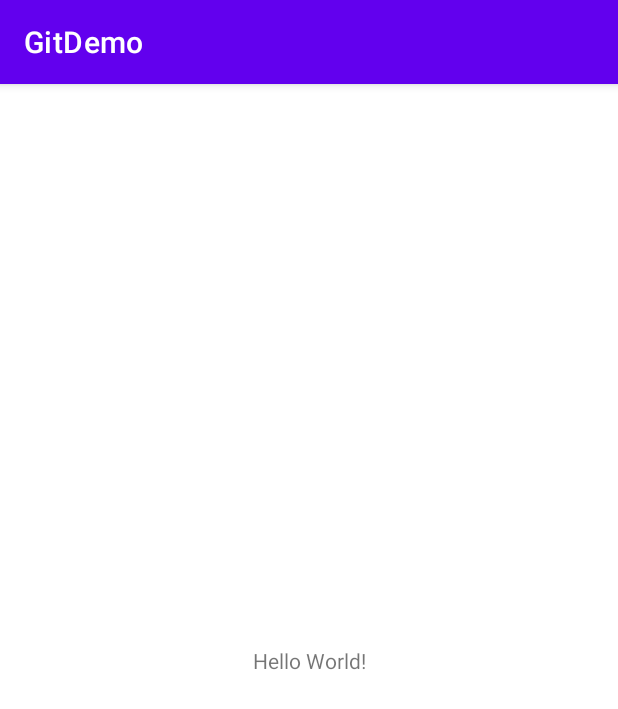
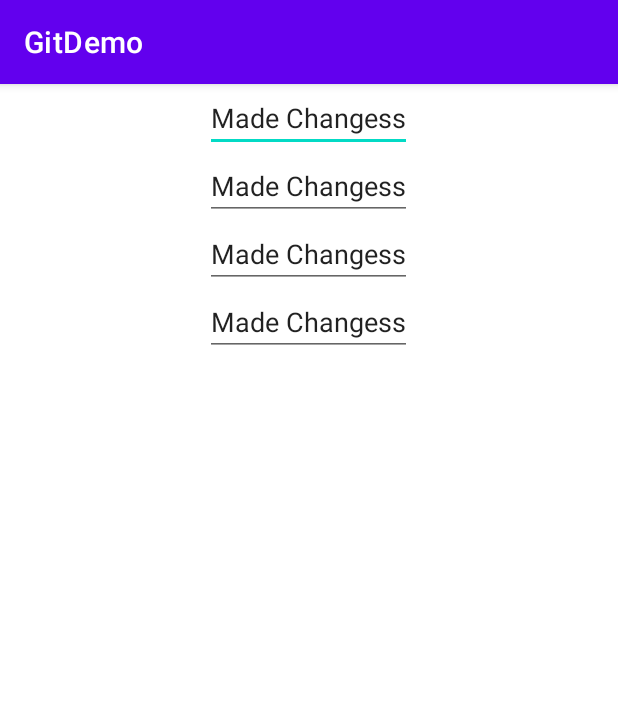
Before and after one commit to tito06/GitDemo, an Android app: the screen it shows after launch (MainActivity), on a phone screen of 412 x 824 dp. Shown: the top 709 px of the screen. Run offline under Robolectric (Android 15) with nearby library versions, the phone set to English and light mode, and no system bars.

Commit message:
My commit test.

```diff
--- a/app/src/main/res/layout/activity_main.xml
+++ b/app/src/main/res/layout/activity_main.xml
@@ -1,18 +1,34 @@
 <?xml version="1.0" encoding="utf-8"?>
-<androidx.constraintlayout.widget.ConstraintLayout xmlns:android="http://schemas.android.com/apk/res/android"
+<LinearLayout xmlns:android="http://schemas.android.com/apk/res/android"
     xmlns:app="http://schemas.android.com/apk/res-auto"
     xmlns:tools="http://schemas.android.com/tools"
     android:layout_width="match_parent"
     android:layout_height="match_parent"
+    android:orientation="vertical"
     tools:context=".MainActivity">
 
-    <TextView
+    <EditText
         android:layout_width="wrap_content"
         android:layout_height="wrap_content"
-        android:text="Hello World!"
-        app:layout_constraintBottom_toBottomOf="parent"
-        app:layout_constraintLeft_toLeftOf="parent"
-        app:layout_constraintRight_toRightOf="parent"
-        app:layout_constraintTop_toTopOf="parent" />
+        android:text="Made Changess"
+        android:layout_gravity="center" />
 
-</androidx.constraintlayout.widget.ConstraintLayout>
+    <EditText
+        android:layout_width="wrap_content"
+        android:layout_height="wrap_content"
+        android:text="Made Changess"
+        android:layout_gravity="center" />
+
+    <EditText
+        android:layout_width="wrap_content"
+        android:layout_height="wrap_content"
+        android:text="Made Changess"
+        android:layout_gravity="center" />
+    <EditText
+        android:layout_width="wrap_content"
+        android:layout_height="wrap_content"
+        android:text="Made Changess"
+        android:layout_gravity="center" />
+
+
+</LinearLayout>
```
